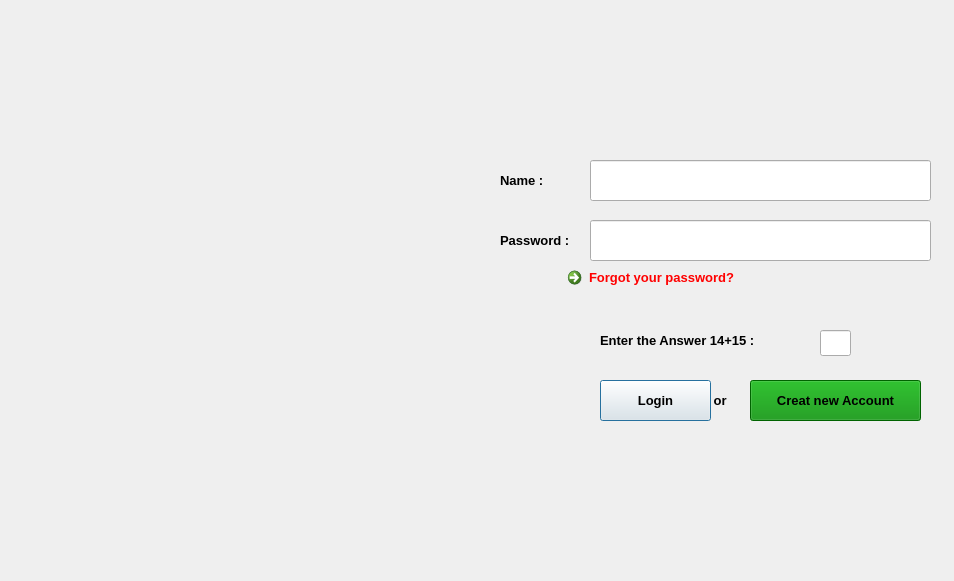
Before: the Qt Designer form login.ui in AP-projects-4001/ls, drawn with Qt 5.
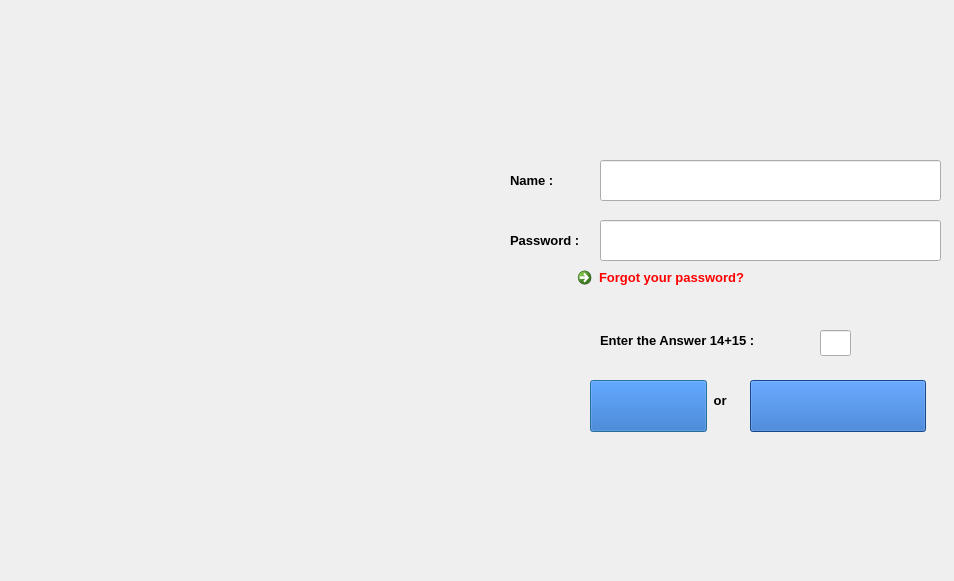
After: the same form once the commit is applied. Icons and pictures are not drawn.

Patch:
```diff
--- a/login.ui
+++ b/login.ui
@@ -19,7 +19,7 @@
   <widget class="QLineEdit" name="lineEdit_name">
    <property name="geometry">
     <rect>
-     <x>590</x>
+     <x>600</x>
      <y>160</y>
      <width>341</width>
      <height>41</height>
@@ -62,7 +62,7 @@
   <widget class="QLabel" name="label_3">
    <property name="geometry">
     <rect>
-     <x>500</x>
+     <x>510</x>
      <y>220</y>
      <width>101</width>
      <height>41</height>
@@ -72,7 +72,6 @@
     <font>
      <family>Segoe UI</family>
      <pointsize>10</pointsize>
-     <weight>75</weight>
      <bold>true</bold>
     </font>
    </property>
@@ -97,7 +96,6 @@
     <font>
      <family>Segoe UI</family>
      <pointsize>10</pointsize>
-     <weight>75</weight>
      <bold>true</bold>
     </font>
    </property>
@@ -112,7 +110,7 @@
   <widget class="QLabel" name="label_2">
    <property name="geometry">
     <rect>
-     <x>500</x>
+     <x>510</x>
      <y>160</y>
      <width>61</width>
      <height>41</height>
@@ -122,7 +120,6 @@
     <font>
      <family>Segoe UI</family>
      <pointsize>10</pointsize>
-     <weight>75</weight>
      <bold>true</bold>
     </font>
    </property>
@@ -137,7 +134,7 @@
   <widget class="QLineEdit" name="lineEdit_password">
    <property name="geometry">
     <rect>
-     <x>590</x>
+     <x>600</x>
      <y>220</y>
      <width>341</width>
      <height>41</height>
@@ -174,24 +171,24 @@
   <widget class="QPushButton" name="pushButton_Login">
    <property name="geometry">
     <rect>
-     <x>600</x>
+     <x>590</x>
      <y>380</y>
-     <width>111</width>
-     <height>41</height>
+     <width>117</width>
+     <height>52</height>
     </rect>
    </property>
    <property name="font">
     <font>
      <pointsize>10</pointsize>
-     <weight>75</weight>
      <bold>true</bold>
     </font>
    </property>
    <property name="styleSheet">
-    <string notr="true">background-image: url();</string>
+    <string notr="true">background-image: url(:/new/prefix1/loginbotten.png);
+background-color: rgb(31, 100, 194);</string>
    </property>
    <property name="text">
-    <string>Login</string>
+    <string/>
    </property>
   </widget>
   <widget class="QPushButton" name="pushButton_Creat">
@@ -199,29 +196,37 @@
     <rect>
      <x>750</x>
      <y>380</y>
-     <width>171</width>
-     <height>41</height>
+     <width>176</width>
+     <height>52</height>
     </rect>
    </property>
    <property name="font">
     <font>
      <pointsize>10</pointsize>
-     <weight>75</weight>
      <bold>true</bold>
     </font>
    </property>
    <property name="styleSheet">
-    <string notr="true">background-image: url();
-background-color: rgb(0, 139, 0);</string>
+    <string notr="true">background-color: rgb(31, 100, 194);
+background-image: url(:/new/prefix1/creat.png);</string>
    </property>
    <property name="text">
-    <string>Creat new Account</string>
+    <string/>
+   </property>
+   <property name="shortcut">
+    <string/>
+   </property>
+   <property name="default">
+    <bool>false</bool>
+   </property>
+   <property name="flat">
+    <bool>false</bool>
    </property>
   </widget>
   <widget class="QCommandLinkButton" name="commandLinkButton">
    <property name="geometry">
     <rect>
-     <x>560</x>
+     <x>570</x>
      <y>260</y>
      <width>221</width>
      <height>31</height>
```
Left out of the diff: 1 changed line with no effect on the pictures.
